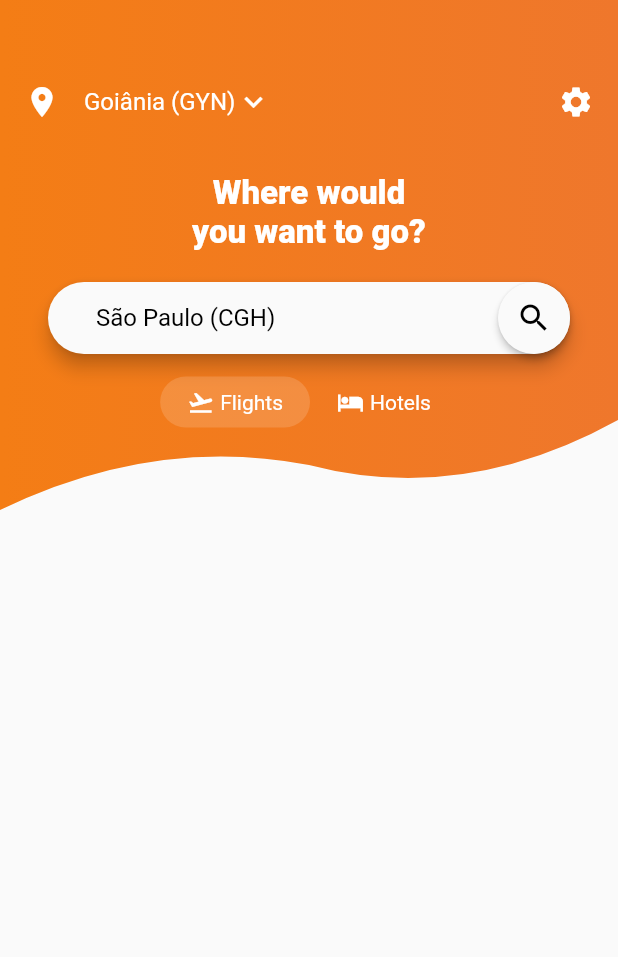
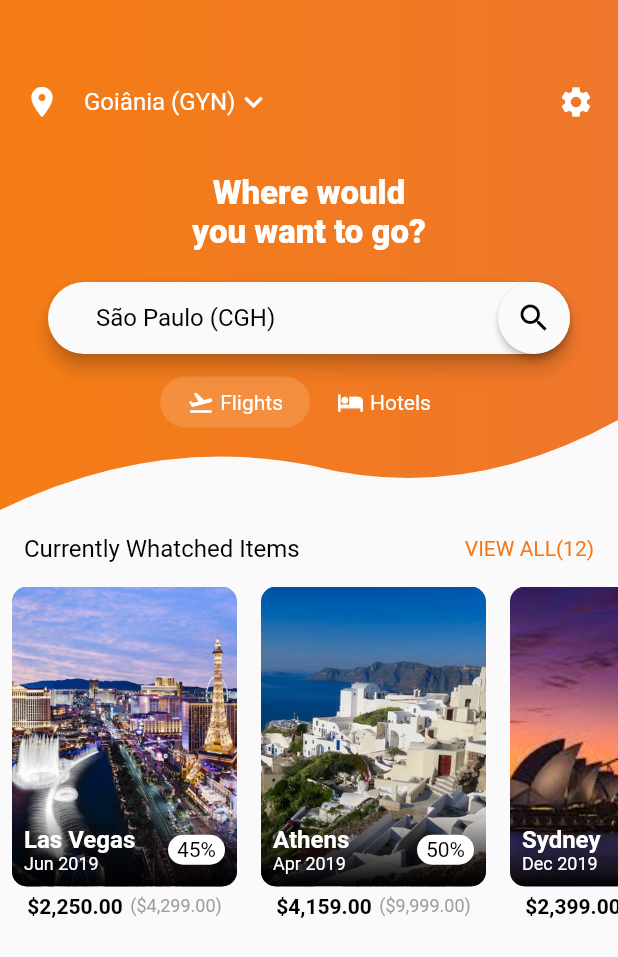
Before and after one commit to joaohhenriq/flutter-flight-tickets, a Flutter app: the screen it shows after launch, on a phone screen of 412 x 824 dp. Shown: the top 957 px of the screen. Run offline on Flutter 3.47's test engine with Material 2 defaults, Android fonts, the phone set to English and light mode, and no system bars.

Commit message:
Creating the list view with cities and prices

```diff
--- a/lib/main.dart
+++ b/lib/main.dart
@@ -1,4 +1,5 @@
 import 'package:flutter/material.dart';
+import 'package:intl/intl.dart';
 
 import 'custom_shape_clipper.dart';
 
@@ -9,6 +10,9 @@ class MyApp extends StatelessWidget {
   @override
   Widget build(BuildContext context) {
     return MaterialApp(
+      theme: ThemeData(
+        platform: TargetPlatform.iOS,
+      ),
       title: 'Flutter Demo',
       debugShowCheckedModeBanner: false,
       home: HomeScreen(),
@@ -29,7 +33,7 @@ class HomeScreen extends StatelessWidget {
   Widget build(BuildContext context) {
     return Scaffold(
       body: Column(
-        children: <Widget>[HomeScreenTopPart()],
+        children: <Widget>[HomeScreenTopPart(), homeScreenBottomPart],
       ),
     );
   }
@@ -123,7 +127,10 @@ class _HomeScreenTopPartState extends State<HomeScreenTopPart> {
                 ),
                 Text(
                   "Where would\nyou want to go?",
-                  style: TextStyle(fontSize: 22.0, color: Colors.white, fontWeight: FontWeight.w800),
+                  style: TextStyle(
+                      fontSize: 22.0,
+                      color: Colors.white,
+                      fontWeight: FontWeight.w800),
                   textAlign: TextAlign.center,
                 ),
                 SizedBox(
@@ -169,7 +176,6 @@ class _HomeScreenTopPartState extends State<HomeScreenTopPart> {
                       child: ChoiceChip(
                           Icons.flight_takeoff, "Flights", isFlightSelected),
                     ),
-
                     InkWell(
                         onTap: () {
                           setState(() {
@@ -229,3 +235,165 @@ class _ChoiceChipState extends State<ChoiceChip> {
     );
   }
 }
+
+var viewAllStyle = TextStyle(fontSize: 14, color: appTheme.primaryColor);
+
+var homeScreenBottomPart = Container(
+    child: Column(
+  children: <Widget>[
+    Padding(
+      padding: const EdgeInsets.symmetric(horizontal: 16, vertical: 16),
+      child: Row(
+        mainAxisSize: MainAxisSize.max,
+        mainAxisAlignment: MainAxisAlignment.spaceBetween,
+        children: <Widget>[
+          Text(
+            "Currently Whatched Items",
+            style: dropDownMenuItemStyle,
+          ),
+          Text(
+            "VIEW ALL(12)",
+            style: viewAllStyle,
+          ),
+        ],
+      ),
+    ),
+    Container(
+      height: 240,
+      child: ListView(scrollDirection: Axis.horizontal, children: cityCards),
+    )
+  ],
+));
+
+List<CityCard> cityCards = [
+  CityCard("assets/images/lasvegas.jpg", "Las Vegas", "Jun 2019", "45", 4299,
+      2250),
+  CityCard(
+      "assets/images/athens.jpg", "Athens", "Apr 2019", "50", 9999, 4159),
+  CityCard(
+      "assets/images/sydney.jpeg", "Sydney", "Dec 2019", "40", 5999, 2399),
+];
+
+final formatCurrency = new NumberFormat.simpleCurrency();
+
+class CityCard extends StatelessWidget {
+  final String imagePath, cityName, monthYear, discount;
+  final double oldPrice, newPrice;
+
+  CityCard(this.imagePath, this.cityName, this.monthYear, this.discount,
+      this.oldPrice, this.newPrice);
+
+  @override
+  Widget build(BuildContext context) {
+    return Padding(
+      padding: EdgeInsets.symmetric(horizontal: 8),
+      child: Column(
+        children: <Widget>[
+          ClipRRect(
+            borderRadius: BorderRadius.all(Radius.circular(10.0)),
+            child: Stack(
+              children: <Widget>[
+                Container(
+                  height: 200.0,
+                  width: 150,
+                  child: Image.asset(
+                    imagePath,
+                    fit: BoxFit.cover,
+                  ),
+                ),
+                Positioned(
+                  left: 0,
+                  bottom: 0,
+                  width: 150,
+                  height: 50,
+                  child: Container(
+                    decoration: BoxDecoration(
+                        gradient: LinearGradient(
+                            colors: [
+                          Colors.black,
+                          Colors.black.withOpacity(0.0)
+                        ],
+                            begin: Alignment.bottomCenter,
+                            end: Alignment.topCenter)),
+                  ),
+                ),
+                Positioned(
+                  left: 8,
+                  bottom: 8,
+                  right: 8.0,
+                  child: Row(
+                    mainAxisSize: MainAxisSize.max,
+                    mainAxisAlignment: MainAxisAlignment.spaceBetween,
+                    children: <Widget>[
+                      Column(
+                        crossAxisAlignment: CrossAxisAlignment.start,
+                        children: <Widget>[
+                          Text(
+                            cityName,
+                            style: TextStyle(
+                                fontWeight: FontWeight.bold,
+                                color: Colors.white,
+                                fontSize: 16.0),
+                          ),
+                          Text(
+                            monthYear,
+                            style: TextStyle(
+                                fontWeight: FontWeight.normal,
+                                color: Colors.white,
+                                fontSize: 12.0),
+                          )
+                        ],
+                      ),
+                      Container(
+                          padding: EdgeInsets.symmetric(
+                              horizontal: 6.0, vertical: 2.0),
+                          decoration: BoxDecoration(
+                              color: Colors.white,
+                              shape: BoxShape.rectangle,
+                              borderRadius:
+                                  BorderRadius.all(Radius.circular(10))),
+                          child: Text(
+                            "$discount%",
+                            style:
+                                TextStyle(fontSize: 14.0, color: Colors.black),
+                          ))
+                    ],
+                  ),
+                )
+              ],
+            ),
+          ),
+          SizedBox(height: 5,),
+          Row(
+            mainAxisSize: MainAxisSize.max,
+            mainAxisAlignment: MainAxisAlignment.start,
+            children: <Widget>[
+              SizedBox(
+                height: 5,
+              ),
+              Text(
+                '${formatCurrency.format(newPrice)}',
+                style: TextStyle(
+                  color: Colors.black,
+                  fontSize: 14,
+                  fontWeight: FontWeight.bold,
+                ),
+              ),
+              SizedBox(
+                width: 5,
+              ),
+              Text(
+                '(${formatCurrency.format(oldPrice)})',
+                style: TextStyle(
+                  color: Colors.grey,
+                  fontSize: 12,
+                  fontWeight: FontWeight.normal,
+                ),
+              )
+            ],
+          )
+        ],
+      ),
+    );
+  }
+}
--- a/pubspec.yaml
+++ b/pubspec.yaml
@@ -23,6 +23,7 @@ dependencies:
   # The following adds the Cupertino Icons font to your application.
   # Use with the CupertinoIcons class for iOS style icons.
   cupertino_icons: ^0.1.2
+  intl:
 
 dev_dependencies:
   flutter_test:
```
Also changed, not shown: pubspec.lock.
